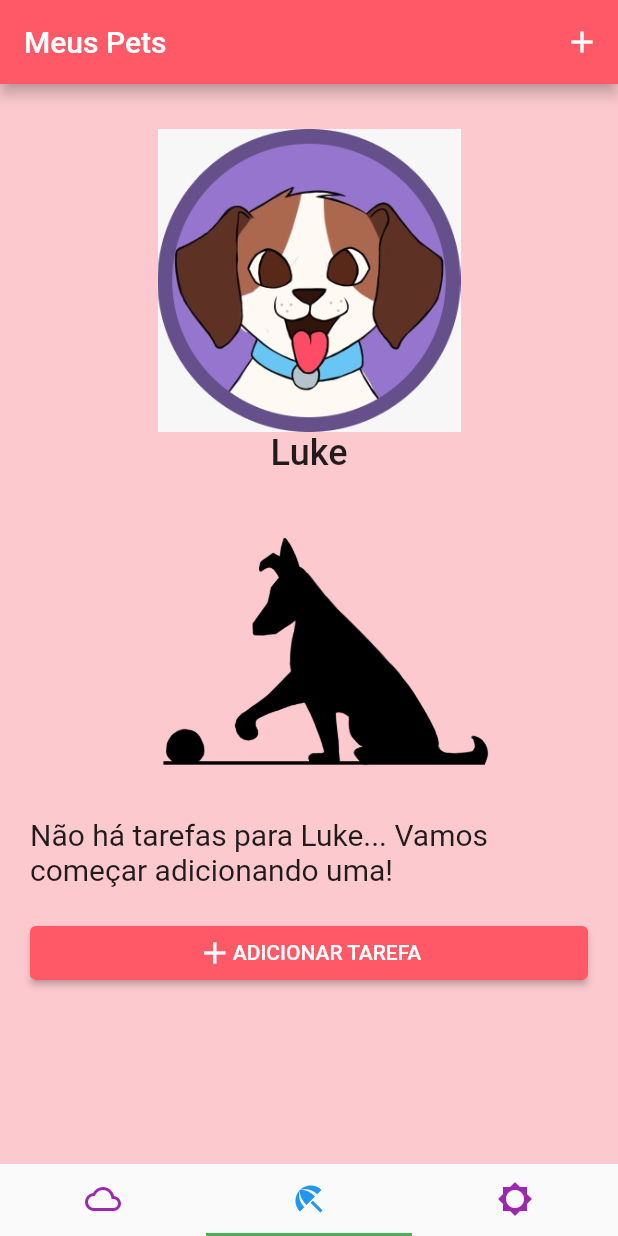
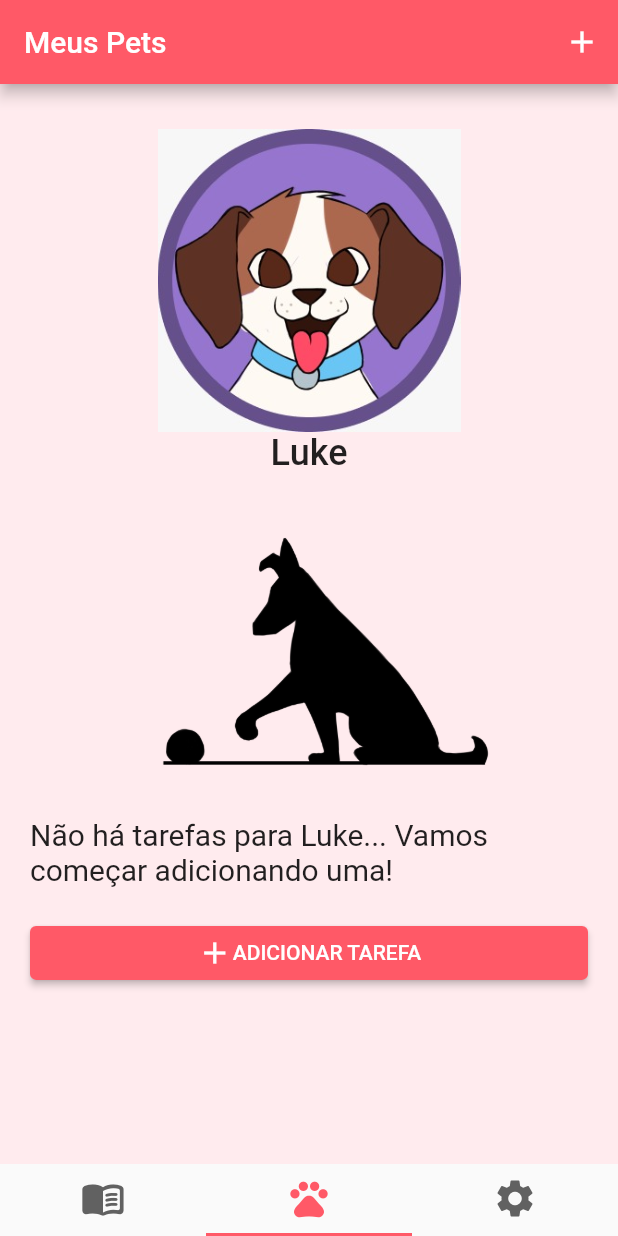
Before and after one commit to VitorEstevam/app-pets, a Flutter app: the screen it shows after launch, on a phone screen of 412 x 824 dp. Run offline on Flutter 3.47's test engine with Material 2 defaults, Android fonts, the phone set to English and light mode, and no system bars; our stand-ins replace flutter_mobx, mobx; generated files the repository leaves out were written again.

Commit message:
add tabbar

```diff
--- a/lib/consts/theme.dart
+++ b/lib/consts/theme.dart
@@ -1,6 +1,10 @@
 import 'package:flutter/material.dart';
 
 ThemeData theme = ThemeData(
+  backgroundColor: const Color(0xFFFFEBEE),
+  bottomNavigationBarTheme: const BottomNavigationBarThemeData(
+    backgroundColor:Colors.red
+  ),
   primarySwatch: const MaterialColor(
     0xFFFF5967,
     <int, Color>{
--- a/lib/pages/pages.dart
+++ b/lib/pages/pages.dart
@@ -11,24 +11,21 @@ class TabBarHandler extends StatelessWidget {
       initialIndex: 1,
       length: 3,
       child: Scaffold(
-        bottomNavigationBar: Container(
-
-          child: TabBar(
-            indicatorColor: Colors.green,
-            labelColor: Colors.blue,
-            unselectedLabelColor: Colors.purple,
+        bottomNavigationBar: TabBar(
+          indicatorColor: Theme.of(context).primaryColor,
+          labelColor: Theme.of(context).primaryColor,
+          unselectedLabelColor: Colors.grey.shade700,
             tabs: const <Widget>[
               Tab(
-                  icon: Icon(Icons.cloud_outlined),
+                icon: Icon(Icons.menu_book_rounded, size:30),
               ),
               Tab(
-                  icon: Icon(Icons.beach_access_sharp),
+                icon: Icon(Icons.pets, size:30),
               ),
               Tab(
-                  icon: Icon(Icons.brightness_5_sharp),
+                icon: Icon(Icons.settings, size:30),
               ),
             ],
-            ),
           ),
         body: Container(
           color: Theme.of(context).backgroundColor,
```
Lines whose indentation alone changed are shown as unchanged.
